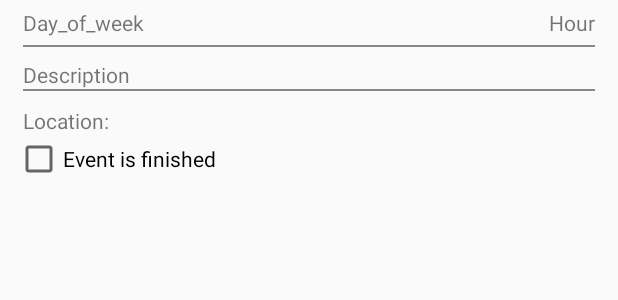
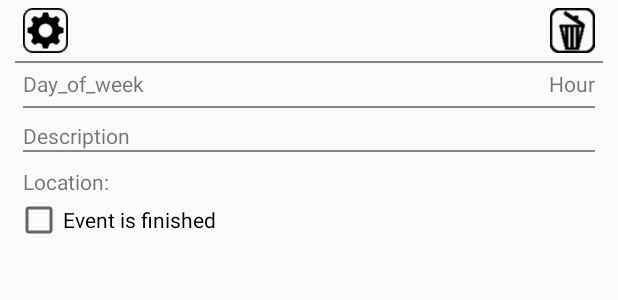
Before and after one commit to TsvetanMilanov/Event-Organizer, an Android app: the layout custom_expandable_child.xml on its own in the app's theme, with its tools: preview values and no code run, on a phone screen of 412 x 824 dp. Shown: the top 300 px of the screen. Run offline under Robolectric (Android 15) with nearby library versions, the phone set to English and light mode, and no system bars.

Commit message:
Added delete and edit button in expanded event.

```diff
--- a/Eventorganizer/app/src/main/java/lab/chabingba/eventorganizer/AddEventActivity.java
+++ b/Eventorganizer/app/src/main/java/lab/chabingba/eventorganizer/AddEventActivity.java
@@ -22,7 +22,7 @@ import lab.chabingba.eventorganizer.Database.MyEvent;
 import lab.chabingba.eventorganizer.Helpers.Constants.DatabaseConstants;
 import lab.chabingba.eventorganizer.Helpers.Constants.GlobalConstants;
 import lab.chabingba.eventorganizer.Helpers.GeneralHelpers;
-import lab.chabingba.eventorganizer.Helpers.Visual.CustomSpinnerItem;
+import lab.chabingba.eventorganizer.Visual.CustomSpinnerItem;
 
 /**
  * Created by Tsvetan on 2015-05-27.
--- a/Eventorganizer/app/src/main/java/lab/chabingba/eventorganizer/CurrentEventsActivity.java
+++ b/Eventorganizer/app/src/main/java/lab/chabingba/eventorganizer/CurrentEventsActivity.java
@@ -18,7 +18,7 @@ import lab.chabingba.eventorganizer.Database.MyEvent;
 import lab.chabingba.eventorganizer.Helpers.Constants.DatabaseConstants;
 import lab.chabingba.eventorganizer.Helpers.Constants.GlobalConstants;
 import lab.chabingba.eventorganizer.Helpers.GeneralHelpers;
-import lab.chabingba.eventorganizer.Helpers.Visual.CustomExpandableListAdapter;
+import lab.chabingba.eventorganizer.Visual.CustomExpandableListAdapter;
 
 /**
  * Created by Tsvetan on 2015-05-26.
@@ -65,7 +65,7 @@ public class CurrentEventsActivity extends ExpandableListActivity {
         //endregion
 
         expandableListView = (ExpandableListView) findViewById(android.R.id.list);
-        expandableListView.setAdapter(new CustomExpandableListAdapter(this, listOfEvents));
+        expandableListView.setAdapter(new CustomExpandableListAdapter(this, listOfEvents, category));
 
         expandableListView.setOnChildClickListener(new ExpandableListView.OnChildClickListener() {
             @Override
--- a/Eventorganizer/app/src/main/java/lab/chabingba/eventorganizer/EditEventActivity.java
+++ b/Eventorganizer/app/src/main/java/lab/chabingba/eventorganizer/EditEventActivity.java
@@ -22,7 +22,7 @@ import lab.chabingba.eventorganizer.Database.MyEvent;
 import lab.chabingba.eventorganizer.Helpers.Constants.DatabaseConstants;
 import lab.chabingba.eventorganizer.Helpers.Constants.GlobalConstants;
 import lab.chabingba.eventorganizer.Helpers.GeneralHelpers;
-import lab.chabingba.eventorganizer.Helpers.Visual.CustomSpinnerItem;
+import lab.chabingba.eventorganizer.Visual.CustomSpinnerItem;
 
 /**
  * Created by Tsvetan on 2015-05-27.
--- a/Eventorganizer/app/src/main/java/lab/chabingba/eventorganizer/Helpers/GeneralHelpers.java
+++ b/Eventorganizer/app/src/main/java/lab/chabingba/eventorganizer/Helpers/GeneralHelpers.java
@@ -1,5 +1,6 @@
 package lab.chabingba.eventorganizer.Helpers;
 
+import android.app.Activity;
 import android.app.AlarmManager;
 import android.app.AlertDialog;
 import android.app.Notification;
@@ -253,6 +254,8 @@ public final class GeneralHelpers {
                                     intent.putExtras(bundle);
 
                                     context.startActivity(intent);
+
+                                    ((Activity) context).finish();
                                 }
                             }
                         })
--- a/Eventorganizer/app/src/main/res/layout/activity_main_with_flyin_menu.xml
+++ b/Eventorganizer/app/src/main/res/layout/activity_main_with_flyin_menu.xml
@@ -1,4 +1,4 @@
-<lab.chabingba.eventorganizer.Helpers.Visual.FlyInMenuContainer xmlns:android="http://schemas.android.com/apk/res/android"
+<lab.chabingba.eventorganizer.Visual.FlyInMenuContainer xmlns:android="http://schemas.android.com/apk/res/android"
     android:layout_width="match_parent"
     android:layout_height="match_parent">
 
@@ -124,4 +124,4 @@
         </RelativeLayout>
     </LinearLayout>
 
-</lab.chabingba.eventorganizer.Helpers.Visual.FlyInMenuContainer>
+</lab.chabingba.eventorganizer.Visual.FlyInMenuContainer>
--- a/Eventorganizer/app/src/main/res/layout/custom_expandable_child.xml
+++ b/Eventorganizer/app/src/main/res/layout/custom_expandable_child.xml
@@ -7,9 +7,49 @@
     android:paddingRight="10dp">
 
     <TableRow
+        android:id="@+id/tableRowEditPanel"
+        android:layout_width="match_parent"
+        android:layout_height="wrap_content"
+        android:layout_marginTop="5dp"
+        android:layout_marginBottom="5dp">
+
+        <RelativeLayout
+            android:layout_width="match_parent"
+            android:layout_height="match_parent">
+
+            <ImageButton
+                android:id="@+id/imageButtonEditEvent"
+                android:layout_width="30dp"
+                android:layout_height="30dp"
+                android:background="@drawable/button_edit_black"
+                android:layout_marginLeft="5dp" />
+
+            <ImageButton
+                android:id="@+id/imageButtonDeleteEvent"
+                android:layout_width="30dp"
+                android:layout_height="30dp"
+                android:layout_alignParentEnd="true"
+                android:layout_alignParentRight="true"
+                android:layout_alignParentTop="true"
+                android:background="@drawable/delete_button_black"
+                android:layout_marginRight="5dp" />
+        </RelativeLayout>
+    </TableRow>
+
+    <View
+        android:id="@+id/zeroSeparator"
+        android:layout_width="match_parent"
+        android:layout_height="1dp"
+        android:layout_alignParentLeft="true"
+        android:layout_alignParentStart="true"
+        android:layout_below="@+id/tableRowEditPanel"
+        android:background="#ff878787"></View>
+
+    <TableRow
         android:id="@+id/tableRow2"
         android:layout_width="fill_parent"
         android:layout_height="wrap_content"
+        android:layout_below="@id/tableRowEditPanel"
         android:padding="5dp">
 
         <RelativeLayout
```
Also changed, not shown: Eventorganizer/app/src/main/java/lab/chabingba/eventorganizer/MainActivity.java (+3 -4 lines), Eventorganizer/app/src/main/java/lab/chabingba/eventorganizer/Visual/CustomAdapterForCategories.java (added, +40 -0 lines), Eventorganizer/app/src/main/java/lab/chabingba/eventorganizer/Visual/CustomAdapterForEvents.java (added, +51 -0 lines), Eventorganizer/app/src/main/java/lab/chabingba/eventorganizer/Visual/CustomAdapterForOptionsMenu.java (added, +32 -0 lines), Eventorganizer/app/src/main/java/lab/chabingba/eventorganizer/Visual/CustomExpandableListAdapter.java (added, +216 -0 lines), Eventorganizer/app/src/main/java/lab/chabingba/eventorganizer/Visual/CustomSpinnerItem.java (added, +46 -0 lines), Eventorganizer/app/src/main/java/lab/chabingba/eventorganizer/Visual/FlyInMenuContainer.java (added, +154 -0 lines), Eventorganizer/app/src/main/res/drawable/button_edit_black.png (added), Eventorganizer/app/src/main/res/drawable/button_edit_white.png (added), Eventorganizer/app/src/main/res/drawable/delete_button_black.png (added), Eventorganizer/app/src/main/res/drawable/delete_button_white.png (added), 2 other files.
